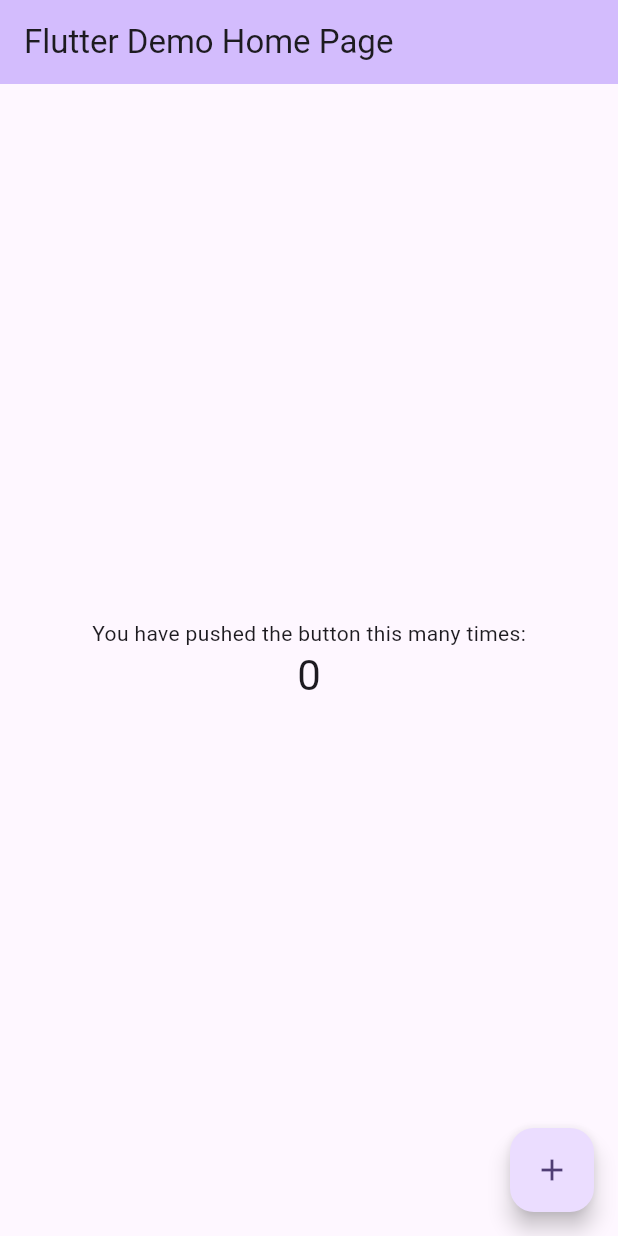
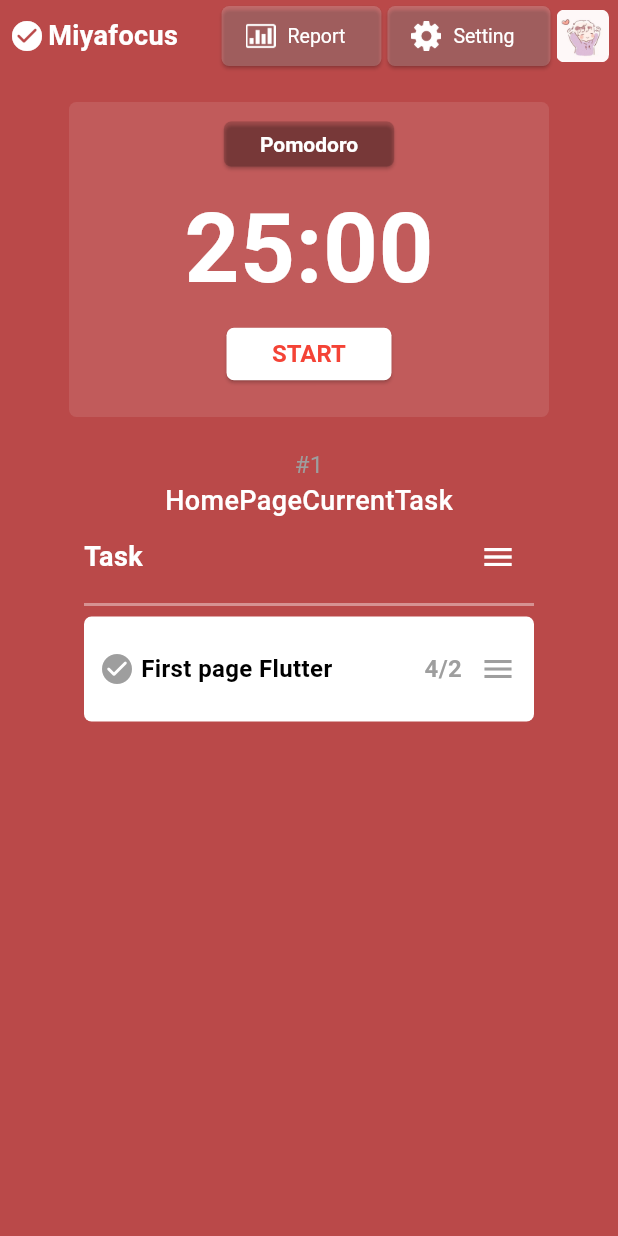
Before and after one commit to hieu987020/miyafocus, a Flutter app: the screen it shows after launch, on a phone screen of 412 x 824 dp. Run offline on Flutter 3.47's test engine with Material 3 defaults, Android fonts, the phone set to English and light mode, and no system bars.

Commit message:
update homepage ui

```diff
--- /dev/null
+++ b/lib/layers/presentasion/app_root.dart
@@ -0,0 +1,17 @@
+import 'package:flutter/material.dart';
+
+import 'home/home_page.dart';
+
+class AppRoot extends StatelessWidget {
+  const AppRoot({super.key});
+
+  @override
+  Widget build(BuildContext context) {
+    return const MaterialApp(
+      home: HomePage(),
+      color: Colors.redAccent,
+      title: "Miyafocus",
+      debugShowCheckedModeBanner: false,
+    );
+  }
+}
--- /dev/null
+++ b/lib/layers/presentasion/home/home_page.dart
@@ -0,0 +1,31 @@
+// Flutter package
+import 'package:flutter/material.dart';
+// Appbar
+import 'local_widgets/appbar/home_page_appbar_avatar.dart';
+import 'local_widgets/appbar/home_page_appbar_button.dart';
+import 'local_widgets/appbar/home_page_appbar_title.dart';
+// Timer
+import 'local_widgets/timer/home_page_timer_button.dart';
+import 'local_widgets/timer/home_page_timer_start_button.dart';
+import 'local_widgets/timer/home_page_timer_counter.dart';
+// Task
+import 'local_widgets/task/home_page_current_task.dart';
+import 'local_widgets/task/home_page_list_task.dart';
+// part
+part 'local_widgets/scaffold/home_page_scaffold.dart';
+part 'local_widgets/appbar/home_page_appbar.dart';
+part 'local_widgets/timer/home_page_timer.dart';
+part 'local_widgets/task/home_page_task.dart';
+
+class HomePage extends StatelessWidget {
+  const HomePage({super.key});
+
+  @override
+  Widget build(BuildContext context) {
+    return const _HomePageScaffold(
+      appbar: _HomePageAppbar(),
+      timer: _HomePageTimer(),
+      task: _HomePageTask(),
+    );
+  }
+}
--- /dev/null
+++ b/lib/layers/presentasion/home/local_widgets/appbar/home_page_appbar.dart
@@ -0,0 +1,28 @@
+part of '../../home_page.dart';
+
+class _HomePageAppbar extends StatelessWidget {
+  const _HomePageAppbar({super.key});
+
+  @override
+  Widget build(BuildContext context) {
+    return Row(
+      children: [
+        const Expanded(child: HomePageAppbarTitle(title: "Miyafocus")),
+        const SizedBox(width: 4),
+        HomePageAppbarButton(
+          label: "Report",
+          assetImageUrl: "assets/icon/graph-white.png",
+          onPressed: () {},
+        ),
+        const SizedBox(width: 4),
+        HomePageAppbarButton(
+          label: "Setting",
+          assetImageUrl: "assets/icon/config-white.png",
+          onPressed: () {},
+        ),
+        const SizedBox(width: 4),
+        const HomePageappbarAvatarButton(imageUrl: "assets/image/avatar.png"),
+      ],
+    );
+  }
+}
--- /dev/null
+++ b/lib/layers/presentasion/home/local_widgets/appbar/home_page_appbar_avatar.dart
@@ -0,0 +1,23 @@
+import 'package:flutter/material.dart';
+
+class HomePageappbarAvatarButton extends StatelessWidget {
+  const HomePageappbarAvatarButton({
+    super.key,
+    required this.imageUrl,
+  });
+  final String imageUrl;
+  @override
+  Widget build(BuildContext context) {
+    return GestureDetector(
+      onTap: () {},
+      child: ClipRRect(
+        borderRadius: BorderRadius.circular(5),
+        child: SizedBox(
+          height: 35.0,
+          width: 35.0,
+          child: Image.asset(imageUrl),
+        ),
+      ),
+    );
+  }
+}
--- /dev/null
+++ b/lib/layers/presentasion/home/local_widgets/appbar/home_page_appbar_button.dart
@@ -0,0 +1,41 @@
+import 'package:flutter/material.dart';
+
+class HomePageAppbarButton extends StatelessWidget {
+  const HomePageAppbarButton({
+    super.key,
+    required this.label,
+    required this.assetImageUrl,
+    required this.onPressed,
+  });
+  final String label;
+  final String assetImageUrl;
+  final void Function() onPressed;
+  @override
+  Widget build(BuildContext context) {
+    return ElevatedButton.icon(
+      style: ButtonStyle(
+        minimumSize: MaterialStateProperty.all<Size?>(const Size(60, 40)),
+        foregroundColor: MaterialStateProperty.all<Color?>(Colors.white),
+        backgroundColor: MaterialStateProperty.all<Color?>(
+          const Color.fromRGBO(255, 255, 255, 0.2),
+        ),
+        iconColor: MaterialStateProperty.all<Color?>(Colors.white),
+        textStyle: MaterialStateProperty.all<TextStyle?>(
+          const TextStyle(fontSize: 13),
+        ),
+        shape: MaterialStateProperty.all<RoundedRectangleBorder>(
+          RoundedRectangleBorder(
+            borderRadius: BorderRadius.circular(5.0),
+          ),
+        ),
+      ),
+      onPressed: onPressed,
+      icon: SizedBox(
+        width: 20,
+        height: 20,
+        child: Image.asset(assetImageUrl),
+      ),
+      label: Text(label),
+    );
+  }
+}
--- /dev/null
+++ b/lib/layers/presentasion/home/local_widgets/appbar/home_page_appbar_title.dart
@@ -0,0 +1,28 @@
+import 'package:flutter/material.dart';
+
+class HomePageAppbarTitle extends StatelessWidget {
+  const HomePageAppbarTitle({super.key, required this.title});
+
+  final String title;
+
+  @override
+  Widget build(BuildContext context) {
+    return Row(
+      children: [
+        const Icon(
+          Icons.check_circle_rounded,
+          color: Colors.white,
+        ),
+        const SizedBox(width: 2),
+        Text(
+          title,
+          style: const TextStyle(
+            color: Colors.white,
+            fontWeight: FontWeight.bold,
+            fontSize: 18,
+          ),
+        ),
+      ],
+    );
+  }
+}
--- /dev/null
+++ b/lib/layers/presentasion/home/local_widgets/scaffold/home_page_scaffold.dart
@@ -0,0 +1,35 @@
+part of '../../home_page.dart';
+
+class _HomePageScaffold extends StatelessWidget {
+  const _HomePageScaffold({
+    super.key,
+    required this.appbar,
+    required this.timer,
+    required this.task,
+  });
+
+  final Widget appbar;
+  final Widget timer;
+  final Widget task;
+
+  @override
+  Widget build(BuildContext context) {
+    return Scaffold(
+      backgroundColor: const Color.fromRGBO(186, 73, 73, 1),
+      body: SafeArea(
+        child: Padding(
+          padding: const EdgeInsets.only(left: 6, right: 6),
+          child: Column(
+            children: [
+              appbar,
+              const SizedBox(height: 20),
+              timer,
+              const SizedBox(height: 20),
+              task,
+            ],
+          ),
+        ),
+      ),
+    );
+  }
+}
--- /dev/null
+++ b/lib/layers/presentasion/home/local_widgets/task/home_page_current_task.dart
@@ -0,0 +1,33 @@
+import 'package:flutter/material.dart';
+
+class HomePageCurrentTask extends StatelessWidget {
+  const HomePageCurrentTask({
+    super.key,
+    required this.taskNumber,
+    required this.taskName,
+  });
+  final String taskNumber;
+  final String taskName;
+  @override
+  Widget build(BuildContext context) {
+    return Column(
+      children: [
+        Text(
+          taskNumber,
+          style: const TextStyle(
+            color: Colors.grey,
+            fontSize: 16,
+          ),
+        ),
+        Text(
+          taskName,
+          style: const TextStyle(
+            color: Colors.white,
+            fontSize: 18,
+            fontWeight: FontWeight.w500,
+          ),
+        ),
+      ],
+    );
+  }
+}
--- /dev/null
+++ b/lib/layers/presentasion/home/local_widgets/task/home_page_list_task.dart
@@ -0,0 +1,87 @@
+import 'package:flutter/material.dart';
+
+class HomePageTaskListTask extends StatelessWidget {
+  const HomePageTaskListTask({
+    super.key,
+    required this.title,
+    required this.listTask,
+  });
+
+  final String title;
+  final String listTask;
+
+  @override
+  Widget build(BuildContext context) {
+    return Column(
+      children: [
+        Row(
+          mainAxisAlignment: MainAxisAlignment.spaceBetween,
+          children: [
+             Text(
+              title,
+              style: const TextStyle(
+                color: Colors.white,
+                fontSize: 18,
+                fontWeight: FontWeight.bold,
+              ),
+            ),
+            IconButton(
+              onPressed: () {},
+              icon: const Icon(
+                Icons.menu_outlined,
+                color: Colors.white,
+              ),
+            ),
+          ],
+        ),
+        Divider(
+          color: Colors.white.withOpacity(0.4),
+          thickness: 2,
+        ),
+        Container(
+          width: double.infinity,
+          height: 70,
+          decoration: BoxDecoration(
+            color: Colors.white,
+            borderRadius: BorderRadius.circular(5),
+          ),
+          child: Row(
+            children: [
+              const SizedBox(width: 10),
+              const Icon(
+                Icons.check_circle_rounded,
+                color: Colors.grey,
+              ),
+              const SizedBox(width: 4),
+              const Expanded(
+                child: Text(
+                  "First page Flutter",
+                  style: TextStyle(
+                    color: Colors.black,
+                    fontWeight: FontWeight.bold,
+                    fontSize: 16,
+                  ),
+                ),
+              ),
+              const Text(
+                "4/2",
+                style: TextStyle(
+                  color: Colors.grey,
+                  fontWeight: FontWeight.bold,
+                  fontSize: 16,
+                ),
+              ),
+              IconButton(
+                onPressed: () {},
+                icon: const Icon(
+                  Icons.menu_outlined,
+                  color: Colors.grey,
+                ),
+              ),
+            ],
+          ),
+        ),
+      ],
+    );
+  }
+}
--- /dev/null
+++ b/lib/layers/presentasion/home/local_widgets/task/home_page_task.dart
@@ -0,0 +1,25 @@
+part of '../../home_page.dart';
+
+class _HomePageTask extends StatelessWidget {
+  const _HomePageTask({super.key});
+
+  @override
+  Widget build(BuildContext context) {
+    return const SizedBox(
+      width: 300,
+      height: 500,
+      child: Column(
+        children: [
+          HomePageCurrentTask(
+            taskNumber: '#1',
+            taskName: 'HomePageCurrentTask',
+          ),
+          HomePageTaskListTask(
+            title: "Task",
+            listTask: "demo",
+          ),
+        ],
+      ),
+    );
+  }
+}
--- /dev/null
+++ b/lib/layers/presentasion/home/local_widgets/timer/home_page_timer.dart
@@ -0,0 +1,32 @@
+part of '../../home_page.dart';
+
+class _HomePageTimer extends StatelessWidget {
+  const _HomePageTimer({super.key});
+
+  @override
+  Widget build(BuildContext context) {
+    return Container(
+      width: 320,
+      height: 210,
+      decoration: const BoxDecoration(
+        // color: Colors.white.withOpacity(0.2),
+        color: Color.fromRGBO(255, 255, 255, 0.1),
+        borderRadius: BorderRadius.all(Radius.circular(5)),
+      ),
+      child: Column(
+        children: [
+          const SizedBox(height: 4),
+          HomePageTimerButton(
+            label: "Pomodoro",
+            onPressed: () {},
+          ),
+          const HomePageTimerCounter(time: "25:00"),
+          HomePageTimerStartButton(
+            label: "START",
+            onPressed: () {},
+          ),
+        ],
+      ),
+    );
+  }
+}
--- /dev/null
+++ b/lib/layers/presentasion/home/local_widgets/timer/home_page_timer_button.dart
@@ -0,0 +1,40 @@
+import 'package:flutter/material.dart';
+
+class HomePageTimerButton extends StatelessWidget {
+  const HomePageTimerButton({
+    super.key,
+    required this.label,
+    required this.onPressed,
+  });
+  final String label;
+  final void Function() onPressed;
+  @override
+  Widget build(BuildContext context) {
+    return ElevatedButton(
+      style: ButtonStyle(
+        foregroundColor: MaterialStateProperty.all<Color?>(Colors.white),
+        // backgroundColor: MaterialStateProperty.all<Color?>(
+        //     Colors.redAccent.withOpacity(0.2)),
+        backgroundColor: MaterialStateProperty.all<Color?>(
+          const Color.fromRGBO(0, 0, 0, 0.15),
+        ),
+        iconColor: MaterialStateProperty.all<Color?>(Colors.white),
+        textStyle: MaterialStateProperty.all<TextStyle?>(
+          const TextStyle(
+            fontSize: 14,
+            fontWeight: FontWeight.bold,
+          ),
+        ),
+        minimumSize: MaterialStateProperty.all<Size?>(const Size(60, 30)),
+        shape: MaterialStateProperty.all<RoundedRectangleBorder>(
+          RoundedRectangleBorder(
+            borderRadius: BorderRadius.circular(5.0),
+            // side: const BorderSide(color: Colors.red),
+          ),
+        ),
+      ),
+      onPressed: onPressed,
+      child: Text(label),
+    );
+  }
+}
--- /dev/null
+++ b/lib/layers/presentasion/home/local_widgets/timer/home_page_timer_counter.dart
@@ -0,0 +1,21 @@
+import 'package:flutter/material.dart';
+
+class HomePageTimerCounter extends StatelessWidget {
+  const HomePageTimerCounter({
+    super.key,
+    required this.time,
+  });
+
+  final String time;
+  @override
+  Widget build(BuildContext context) {
+    return Text(
+      time,
+      style: const TextStyle(
+        color: Colors.white,
+        fontSize: 64,
+        fontWeight: FontWeight.bold,
+      ),
+    );
+  }
+}
--- /dev/null
+++ b/lib/layers/presentasion/home/local_widgets/timer/home_page_timer_start_button.dart
@@ -0,0 +1,35 @@
+import 'package:flutter/material.dart';
+
+class HomePageTimerStartButton extends StatelessWidget {
+  const HomePageTimerStartButton({
+    super.key,
+    required this.label,
+    required this.onPressed,
+  });
+  final String label;
+  final void Function() onPressed;
+  @override
+  Widget build(BuildContext context) {
+    return ElevatedButton(
+      style: ButtonStyle(
+        minimumSize: MaterialStateProperty.all<Size?>(const Size(110, 35)),
+        foregroundColor: MaterialStateProperty.all<Color?>(Colors.red),
+        backgroundColor: MaterialStateProperty.all<Color?>(Colors.white),
+        textStyle: MaterialStateProperty.all<TextStyle?>(
+          const TextStyle(
+            fontSize: 16,
+            fontWeight: FontWeight.bold,
+          ),
+        ),
+        shape: MaterialStateProperty.all<RoundedRectangleBorder>(
+          RoundedRectangleBorder(
+            borderRadius: BorderRadius.circular(5.0),
+            // side: const BorderSide(color: Colors.red),
+          ),
+        ),
+      ),
+      onPressed: onPressed,
+      child: Text(label),
+    );
+  }
+}
--- a/lib/main.dart
+++ b/lib/main.dart
@@ -1,125 +1,7 @@
 import 'package:flutter/material.dart';
 
+import 'layers/presentasion/app_root.dart';
+
 void main() {
-  runApp(const MyApp());
+  runApp(const AppRoot());
 }
-
-class MyApp extends StatelessWidget {
-  const MyApp({super.key});
-
-  // This widget is the root of your application.
-  @override
-  Widget build(BuildContext context) {
-    return MaterialApp(
-      title: 'Flutter Demo',
-      theme: ThemeData(
-        // This is the theme of your application.
-        //
-        // TRY THIS: Try running your application with "flutter run". You'll see
-        // the application has a blue toolbar. Then, without quitting the app,
-        // try changing the seedColor in the colorScheme below to Colors.green
-        // and then invoke "hot reload" (save your changes or press the "hot
-        // reload" button in a Flutter-supported IDE, or press "r" if you used
-        // the command line to start the app).
-        //
-        // Notice that the counter didn't reset back to zero; the application
-        // state is not lost during the reload. To reset the state, use hot
-        // restart instead.
-        //
-        // This works for code too, not just values: Most code changes can be
-        // tested with just a hot reload.
-        colorScheme: ColorScheme.fromSeed(seedColor: Colors.deepPurple),
-        useMaterial3: true,
-      ),
-      home: const MyHomePage(title: 'Flutter Demo Home Page'),
-    );
-  }
-}
-
-class MyHomePage extends StatefulWidget {
-  const MyHomePage({super.key, required this.title});
-
-  // This widget is the home page of your application. It is stateful, meaning
-  // that it has a State object (defined below) that contains fields that affect
-  // how it looks.
-
-  // This class is the configuration for the state. It holds the values (in this
-  // case the title) provided by the parent (in this case the App widget) and
-  // used by the build method of the State. Fields in a Widget subclass are
-  // always marked "final".
-
-  final String title;
-
-  @override
-  State<MyHomePage> createState() => _MyHomePageState();
-}
-
-class _MyHomePageState extends State<MyHomePage> {
-  int _counter = 0;
-
-  void _incrementCounter() {
-    setState(() {
-      // This call to setState tells the Flutter framework that something has
-      // changed in this State, which causes it to rerun the build method below
-      // so that the display can reflect the updated values. If we changed
-      // _counter without calling setState(), then the build method would not be
-      // called again, and so nothing would appear to happen.
-      _counter++;
-    });
-  }
-
-  @override
-  Widget build(BuildContext context) {
-    // This method is rerun every time setState is called, for instance as done
-    // by the _incrementCounter method above.
-    //
-    // The Flutter framework has been optimized to make rerunning build methods
-    // fast, so that you can just rebuild anything that needs updating rather
-    // than having to individually change instances of widgets.
-    return Scaffold(
-      appBar: AppBar(
-        // TRY THIS: Try changing the color here to a specific color (to
-        // Colors.amber, perhaps?) and trigger a hot reload to see the AppBar
-        // change color while the other colors stay the same.
-        backgroundColor: Theme.of(context).colorScheme.inversePrimary,
-        // Here we take the value from the MyHomePage object that was created by
-        // the App.build method, and use it to set our appbar title.
-        title: Text(widget.title),
-      ),
-      body: Center(
-        // Center is a layout widget. It takes a single child and positions it
-        // in the middle of the parent.
-        child: Column(
-          // Column is also a layout widget. It takes a list of children and
-          // arranges them vertically. By default, it sizes itself to fit its
-          // children horizontally, and tries to be as tall as its parent.
-          //
-          // Column has various properties to control how it sizes itself and
-          // how it positions its children. Here we use mainAxisAlignment to
-          // center the children vertically; the main axis here is the vertical
-          // axis because Columns are vertical (the cross axis would be
-          // horizontal).
-          //
-          // TRY THIS: Invoke "debug painting" (choose the "Toggle Debug Paint"
-          // action in the IDE, or press "p" in the console), to see the
-          // wireframe for each widget.
-          mainAxisAlignment: MainAxisAlignment.center,
-          children: <Widget>[
-            const Text(
-              'You have pushed the button this many times:',
-            ),
-            Text(
-              '$_counter',
-              style: Theme.of(context).textTheme.headlineMedium,
-            ),
-          ],
-        ),
-      ),
-      floatingActionButton: FloatingActionButton(
-        onPressed: _incrementCounter,
-        tooltip: 'Increment',
-        child: const Icon(Icons.add),
-      ), // This trailing comma makes auto-formatting nicer for build methods.
-    );
-  }
-}
--- a/pubspec.yaml
+++ b/pubspec.yaml
@@ -35,6 +35,7 @@ dependencies:
   # The following adds the Cupertino Icons font to your application.
   # Use with the CupertinoIcons class for iOS style icons.
   cupertino_icons: ^1.0.2
+  get: ^4.6.6
 
 dev_dependencies:
   flutter_test:
@@ -59,8 +60,9 @@ flutter:
   uses-material-design: true
 
   # To add assets to your application, add an assets section, like this:
-  # assets:
-  #   - images/a_dot_burr.jpeg
+  assets:
+    - assets/image/
+    - assets/icon/
   #   - images/a_dot_ham.jpeg
 
   # An image asset can refer to one or more resolution-specific "variants", see
```
Also changed, not shown: assets/icon/config-white.png (added), assets/icon/graph-white.png (added), assets/image/avatar.png (added), pubspec.lock, 1 other file.
